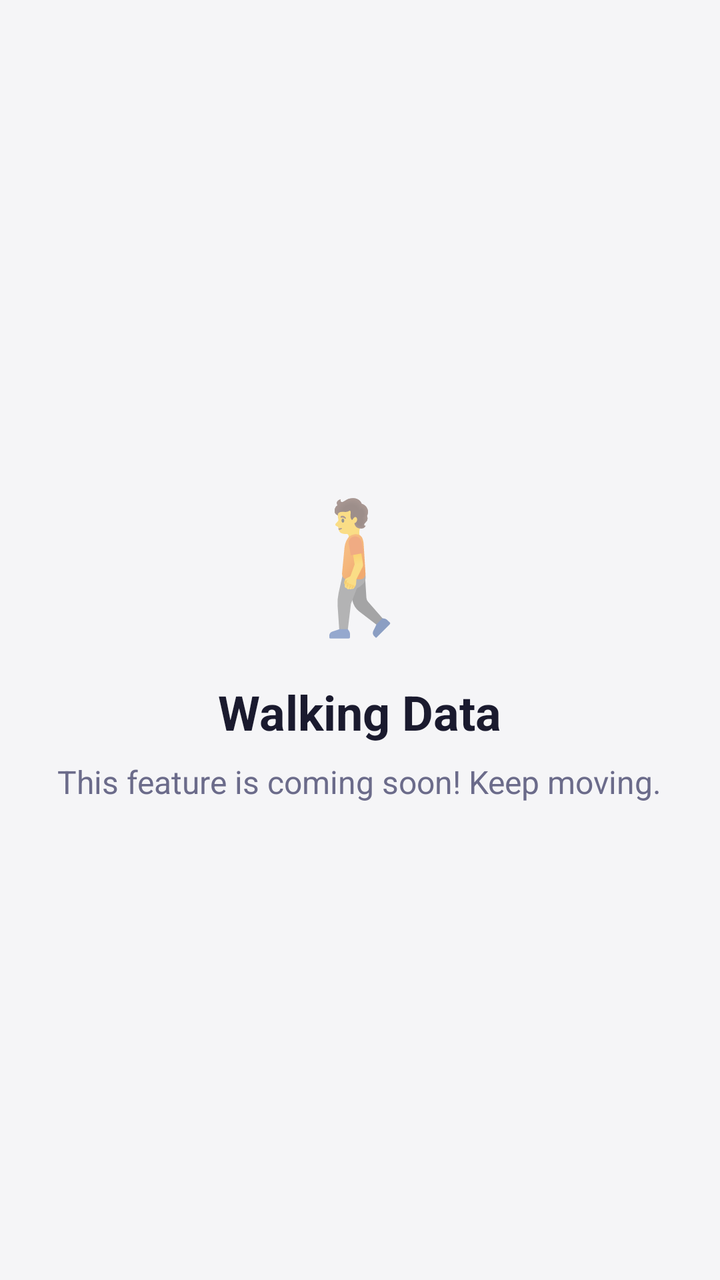
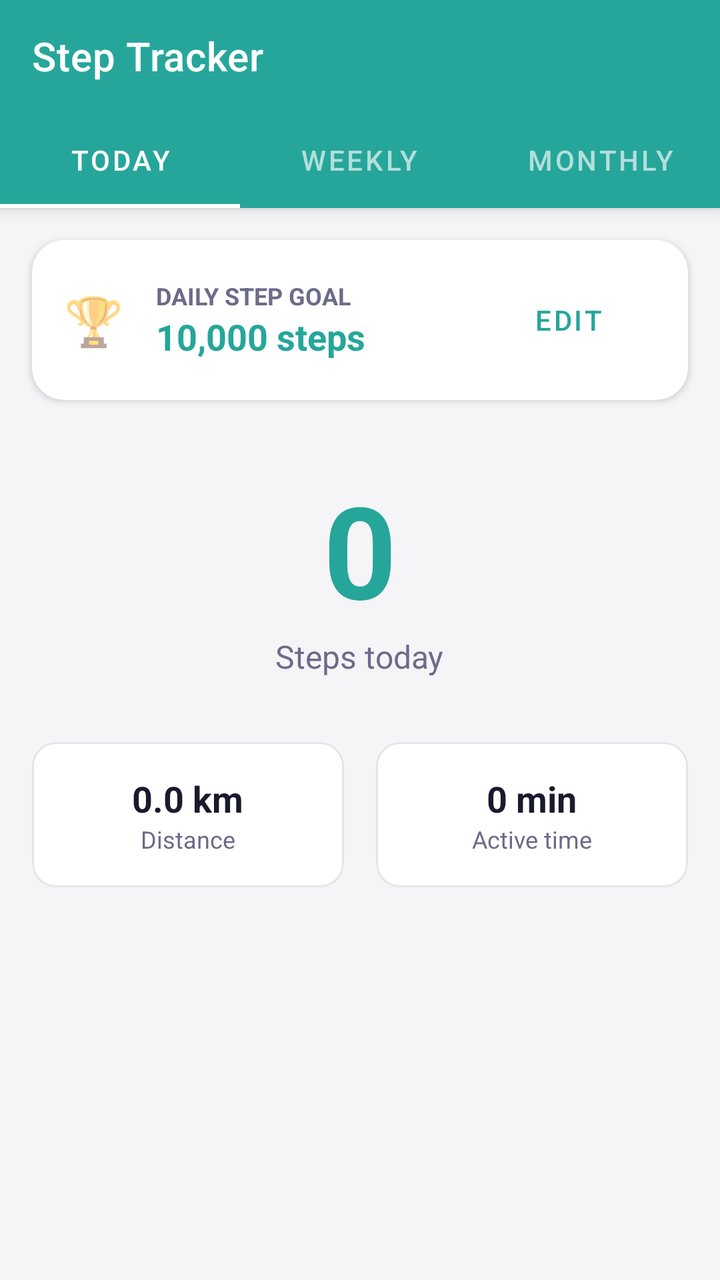

Screens rendered from an Android XML layout before and after an edit, with the pre-edit source and the edit as a unified diff.
<!-- AndroidManifest.xml: application theme Theme.DailyRoutine -->
<!-- res/layout/activity_walking_data.xml -->
<?xml version="1.0" encoding="utf-8"?>
<LinearLayout xmlns:android="http://schemas.android.com/apk/res/android"
    android:layout_width="match_parent"
    android:layout_height="match_parent"
    android:orientation="vertical"
    android:gravity="center"
    android:padding="24dp">

    <TextView
        android:layout_width="wrap_content"
        android:layout_height="wrap_content"
        android:text="🚶"
        android:textSize="64sp"/>

    <TextView
        android:layout_width="wrap_content"
        android:layout_height="wrap_content"
        android:layout_marginTop="16dp"
        android:text="Walking Data"
        android:textSize="24sp"
        android:textStyle="bold"
        android:textColor="@color/textPrimary"/>

    <TextView
        android:layout_width="wrap_content"
        android:layout_height="wrap_content"
        android:layout_marginTop="8dp"
        android:text="This feature is coming soon! Keep moving."
        android:textSize="16sp"
        android:textColor="@color/textSecondary"
        android:gravity="center"/>

</LinearLayout>
<!-- resources referenced by this layout -->
<resources>
  <color name="textPrimary">#1A1A2E</color>
  <color name="textSecondary">#6B6B8A</color>
  <style name="Theme.DailyRoutine" parent="Theme.MaterialComponents.DayNight.NoActionBar">
          <item name="colorPrimary">@color/primary</item>
          <item name="colorPrimaryVariant">@color/primaryDark</item>
          <item name="colorOnPrimary">@android:color/white</item>
          <item name="colorSecondary">@color/accent</item>
          <item name="colorOnSecondary">@android:color/white</item>
          <item name="android:windowBackground">@color/bgPage</item>
          <item name="android:statusBarColor">@color/statusBar</item>
          <item name="android:navigationBarColor">@color/primaryDark</item>
          
          <item name="dialogCornerRadius">16dp</item>
      </style>
  <color name="primary">#5B5FEF</color>
  <color name="primaryDark">#3F41C2</color>
  <color name="accent">#7E57C2</color>
  <color name="bgPage">#F5F5F7</color>
  <color name="statusBar">#5B5FEF</color>
</resources>

<!-- the commit's change to res/layout/activity_walking_data.xml (unified diff, before → after) -->
@@ -1,33 +1,184 @@
 <?xml version="1.0" encoding="utf-8"?>
-<LinearLayout xmlns:android="http://schemas.android.com/apk/res/android"
+<androidx.coordinatorlayout.widget.CoordinatorLayout xmlns:android="http://schemas.android.com/apk/res/android"
+    xmlns:app="http://schemas.android.com/apk/res-auto"
     android:layout_width="match_parent"
     android:layout_height="match_parent"
-    android:orientation="vertical"
-    android:gravity="center"
-    android:padding="24dp">
+    android:background="@color/bgPage">
 
-    <TextView
-        android:layout_width="wrap_content"
+    <com.google.android.material.appbar.AppBarLayout
+        android:layout_width="match_parent"
         android:layout_height="wrap_content"
-        android:text="🚶"
-        android:textSize="64sp"/>
+        android:background="@color/healthWalking">
 
-    <TextView
-        android:layout_width="wrap_content"
-        android:layout_height="wrap_content"
-        android:layout_marginTop="16dp"
-        android:text="Walking Data"
-        android:textSize="24sp"
-        android:textStyle="bold"
-        android:textColor="@color/textPrimary"/>
+        <androidx.appcompat.widget.Toolbar
+            android:id="@+id/toolbar"
+            android:layout_width="match_parent"
+            android:layout_height="?attr/actionBarSize"
+            app:title="Step Tracker"
+            app:titleTextColor="@android:color/white"/>
 
-    <TextView
-        android:layout_width="wrap_content"
-        android:layout_height="wrap_content"
-        android:layout_marginTop="8dp"
-        android:text="This feature is coming soon! Keep moving."
-        android:textSize="16sp"
-        android:textColor="@color/textSecondary"
-        android:gravity="center"/>
+        <com.google.android.material.tabs.TabLayout
+            android:id="@+id/tabLayout"
+            android:layout_width="match_parent"
+            android:layout_height="wrap_content"
+            android:background="@color/healthWalking"
+            app:tabTextColor="#B2DFDB"
+            app:tabSelectedTextColor="@android:color/white"
+            app:tabIndicatorColor="@android:color/white"
+            app:tabMode="fixed">
+            <com.google.android.material.tabs.TabItem android:layout_width="wrap_content" android:layout_height="wrap_content" android:text="Today"/>
+            <com.google.android.material.tabs.TabItem android:layout_width="wrap_content" android:layout_height="wrap_content" android:text="Weekly"/>
+            <com.google.android.material.tabs.TabItem android:layout_width="wrap_content" android:layout_height="wrap_content" android:text="Monthly"/>
+        </com.google.android.material.tabs.TabLayout>
 
-</LinearLayout>
+    </com.google.android.material.appbar.AppBarLayout>
+
+    <LinearLayout
+        android:layout_width="match_parent"
+        android:layout_height="match_parent"
+        android:orientation="vertical"
+        app:layout_behavior="@string/appbar_scrolling_view_behavior">
+
+        
+        <com.google.android.material.card.MaterialCardView
+            android:layout_width="match_parent"
+            android:layout_height="wrap_content"
+            android:layout_margin="16dp"
+            app:cardCornerRadius="16dp"
+            app:cardElevation="2dp">
+            <LinearLayout
+                android:layout_width="match_parent"
+                android:layout_height="wrap_content"
+                android:orientation="horizontal"
+                android:padding="16dp"
+                android:gravity="center_vertical">
+                <TextView android:layout_width="wrap_content" android:layout_height="wrap_content" android:text="🏆" android:textSize="24sp"/>
+                <LinearLayout android:layout_width="0dp" android:layout_height="wrap_content" android:layout_weight="1" android:layout_marginStart="16dp" android:orientation="vertical">
+                    <TextView android:layout_width="wrap_content" android:layout_height="wrap_content" android:text="Daily Step Goal" android:textSize="12sp" android:textStyle="bold" android:textColor="@color/textSecondary" android:textAllCaps="true"/>
+                    <TextView android:id="@+id/tvStepGoal" android:layout_width="wrap_content" android:layout_height="wrap_content" android:text="10,000 steps" android:textSize="18sp" android:textStyle="bold" android:textColor="@color/healthWalking"/>
+                </LinearLayout>
+                <Button android:id="@+id/btnEditStepGoal" style="@style/Widget.MaterialComponents.Button.TextButton" android:layout_width="wrap_content" android:layout_height="wrap_content" android:text="Edit" android:textColor="@color/healthWalking"/>
+            </LinearLayout>
+        </com.google.android.material.card.MaterialCardView>
+
+        <FrameLayout
+            android:id="@+id/container"
+            android:layout_width="match_parent"
+            android:layout_height="match_parent">
+
+            
+            <LinearLayout
+                android:id="@+id/viewToday"
+                android:layout_width="match_parent"
+                android:layout_height="match_parent"
+                android:orientation="vertical"
+                android:padding="16dp"
+                android:gravity="center_horizontal"
+                android:visibility="visible">
+
+                <TextView
+                    android:id="@+id/tvCurrentSteps"
+                    android:layout_width="wrap_content"
+                    android:layout_height="wrap_content"
+                    android:text="0"
+                    android:textSize="64sp"
+                    android:textStyle="bold"
+                    android:textColor="@color/healthWalking"/>
+
+                <TextView
+                    android:layout_width="wrap_content"
+                    android:layout_height="wrap_content"
+                    android:text="Steps today"
+                    android:textSize="16sp"
+                    android:textColor="@color/textSecondary"/>
+
+                <LinearLayout
+                    android:layout_width="match_parent"
+                    android:layout_height="wrap_content"
+                    android:orientation="horizontal"
+                    android:layout_marginTop="32dp">
+
+                    <com.google.android.material.card.MaterialCardView
+                        android:layout_width="0dp"
+                        android:layout_height="wrap_content"
+                        android:layout_weight="1"
+                        android:layout_marginEnd="8dp"
+                        app:cardCornerRadius="12dp"
+                        app:cardElevation="0dp"
+                        app:strokeWidth="1dp"
+                        app:strokeColor="#1A000000">
+                        <LinearLayout android:layout_width="match_parent" android:layout_height="wrap_content" android:orientation="vertical" android:padding="16dp" android:gravity="center">
+                            <TextView android:id="@+id/tvDistance" android:layout_width="wrap_content" android:layout_height="wrap_content" android:text="0.0 km" android:textStyle="bold" android:textSize="18sp" android:textColor="@color/textPrimary"/>
+                            <TextView android:layout_width="wrap_content" android:layout_height="wrap_content" android:text="Distance" android:textSize="12sp" android:textColor="@color/textSecondary"/>
+                        </LinearLayout>
+                    </com.google.android.material.card.MaterialCardView>
+
+                    <com.google.android.material.card.MaterialCardView
+                        android:layout_width="0dp"
+                        android:layout_height="wrap_content"
+                        android:layout_weight="1"
+                        android:layout_marginStart="8dp"
+                        app:cardCornerRadius="12dp"
+                        app:cardElevation="0dp"
+                        app:strokeWidth="1dp"
+                        app:strokeColor="#1A000000">
+                        <LinearLayout android:layout_width="match_parent" android:layout_height="wrap_content" android:orientation="vertical" android:padding="16dp" android:gravity="center">
+                            <TextView android:id="@+id/tvDuration" android:layout_width="wrap_content" android:layout_height="wrap_content" android:text="0 min" android:textStyle="bold" android:textSize="18sp" android:textColor="@color/textPrimary"/>
+                            <TextView android:layout_width="wrap_content" android:layout_height="wrap_content" android:text="Active time" android:textSize="12sp" android:textColor="@color/textSecondary"/>
+                        </LinearLayout>
+                    </com.google.android.material.card.MaterialCardView>
+                </LinearLayout>
+
+            </LinearLayout>
+
+            
+            <LinearLayout
+                android:id="@+id/viewWeekly"
+                android:layout_width="match_parent"
+                android:layout_height="match_parent"
+                android:orientation="vertical"
+                android:visibility="gone">
+
+                <HorizontalScrollView
+                    android:layout_width="match_parent"
+                    android:layout_height="300dp"
+                    android:scrollbars="none">
+                    <LinearLayout
+                        android:id="@+id/llWeeklyStepsGraph"
+                        android:layout_width="wrap_content"
+                        android:layout_height="match_parent"
+                        android:orientation="horizontal"
+                        android:padding="16dp"
+                        android:gravity="bottom"/>
+                </HorizontalScrollView>
+
+            </LinearLayout>
+
+            
+            <LinearLayout
+                android:id="@+id/viewMonthly"
+                android:layout_width="match_parent"
+                android:layout_height="match_parent"
+                android:orientation="vertical"
+                android:visibility="gone">
+
+                <HorizontalScrollView
+                    android:layout_width="match_parent"
+                    android:layout_height="300dp"
+                    android:scrollbars="none">
+                    <LinearLayout
+                        android:id="@+id/llMonthlyStepsGraph"
+                        android:layout_width="wrap_content"
+                        android:layout_height="match_parent"
+                        android:orientation="horizontal"
+                        android:padding="16dp"
+                        android:gravity="bottom"/>
+                </HorizontalScrollView>
+
+            </LinearLayout>
+
+        </FrameLayout>
+
+    </LinearLayout>
+
+</androidx.coordinatorlayout.widget.CoordinatorLayout>
<!-- resource entries referenced after the edit -->
@@ -18,6 +18,7 @@
   <color name="primaryDark">#3F41C2</color>
   <color name="accent">#7E57C2</color>
   <color name="bgPage">#F5F5F7</color>
+  <color name="healthWalking">#26A69A</color>
   <color name="statusBar">#5B5FEF</color>
 </resources>
 
